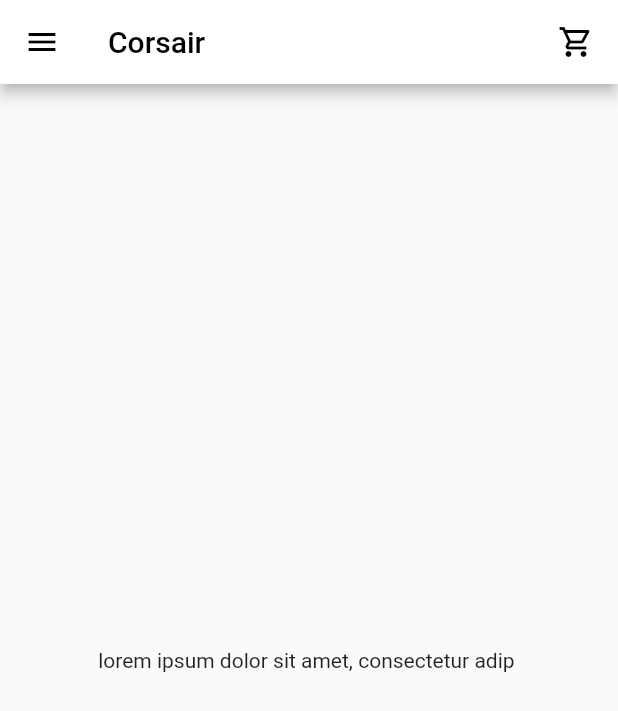
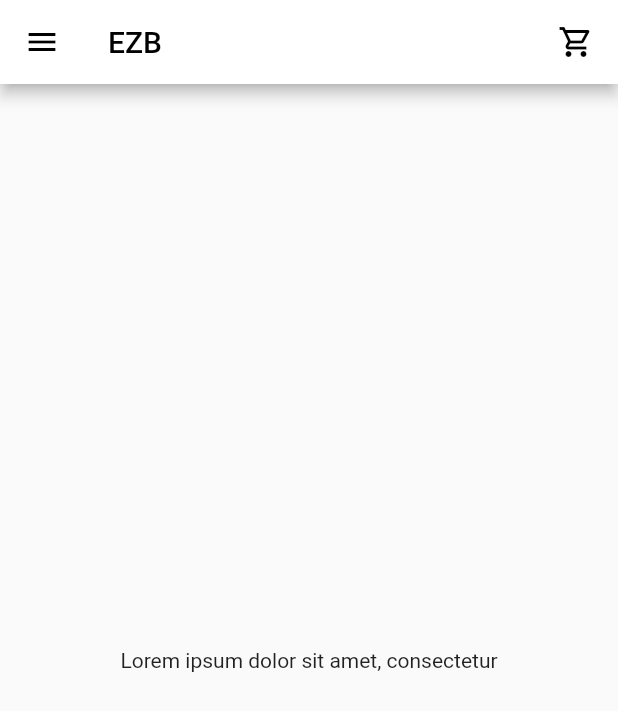
Before and after one commit to ezb-hub/whale, a Flutter app: the screen it shows after launch, on a phone screen of 412 x 824 dp. Shown: the top 711 px of the screen. Run offline on Flutter 3.47's test engine with Material 2 defaults, Android fonts, the phone set to English and light mode, and no system bars.

Commit message:
feat: create a app bar component

```diff
--- a/lib/main.dart
+++ b/lib/main.dart
@@ -1,29 +1,17 @@
 import 'package:flutter/material.dart';
 
-void main() => runApp(MaterialApp(
+import 'package:ezb/src/AppBar.dart';
+
+void main() => runApp(const MaterialApp(
       home: Scaffold(
-        appBar: AppBar(
-          leading: Icon(
-            Icons.menu,
-            color: Colors.black,
-          ),
+        appBar: MainAppBar(
           title: Text(
-            'Corsair',
+            'EZB',
             style: TextStyle(color: Colors.black),
           ),
-          actions: [
-            Padding(
-              padding: EdgeInsets.symmetric(horizontal: 16),
-              child: Icon(
-                Icons.shopping_cart_outlined,
-                color: Colors.black,
-              ),
-            ),
-          ],
-          backgroundColor: Colors.white,
         ),
         body: Center(
-          child: Text('lorem ipsum dolor sit amet, consectetur adip '),
+          child: Text('Lorem ipsum dolor sit amet, consectetur'),
         ),
       ),
     ));
--- /dev/null
+++ b/lib/src/AppBar.dart
@@ -0,0 +1,36 @@
+import 'package:flutter/material.dart';
+
+class MainAppBar extends StatelessWidget implements PreferredSizeWidget {
+  const MainAppBar({required this.title, super.key});
+
+  final Widget title;
+
+  @override
+  Size get preferredSize => const Size.fromHeight(56);
+
+  @override
+  Widget build(BuildContext context) {
+    return AppBar(
+      leading: GestureDetector(
+          onTap: () => print('asdf'),
+          child: const Icon(
+            Icons.menu,
+            color: Colors.black,
+          )),
+      title: title,
+      actions: [
+        Padding(
+          padding: EdgeInsets.symmetric(horizontal: 16),
+          child: GestureDetector(
+            onTap: () => print('test'),
+            child: const Icon(
+              Icons.shopping_cart_outlined,
+              color: Colors.black,
+            ),
+          ),
+        ),
+      ],
+      backgroundColor: Colors.white,
+    );
+  }
+}
```
